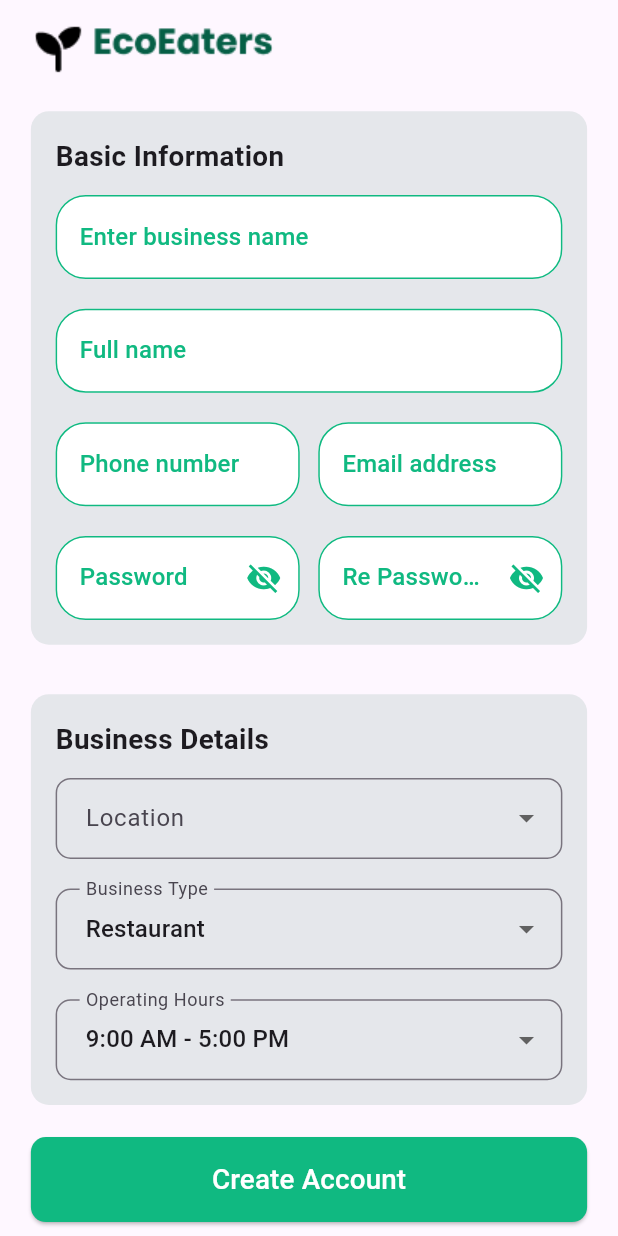
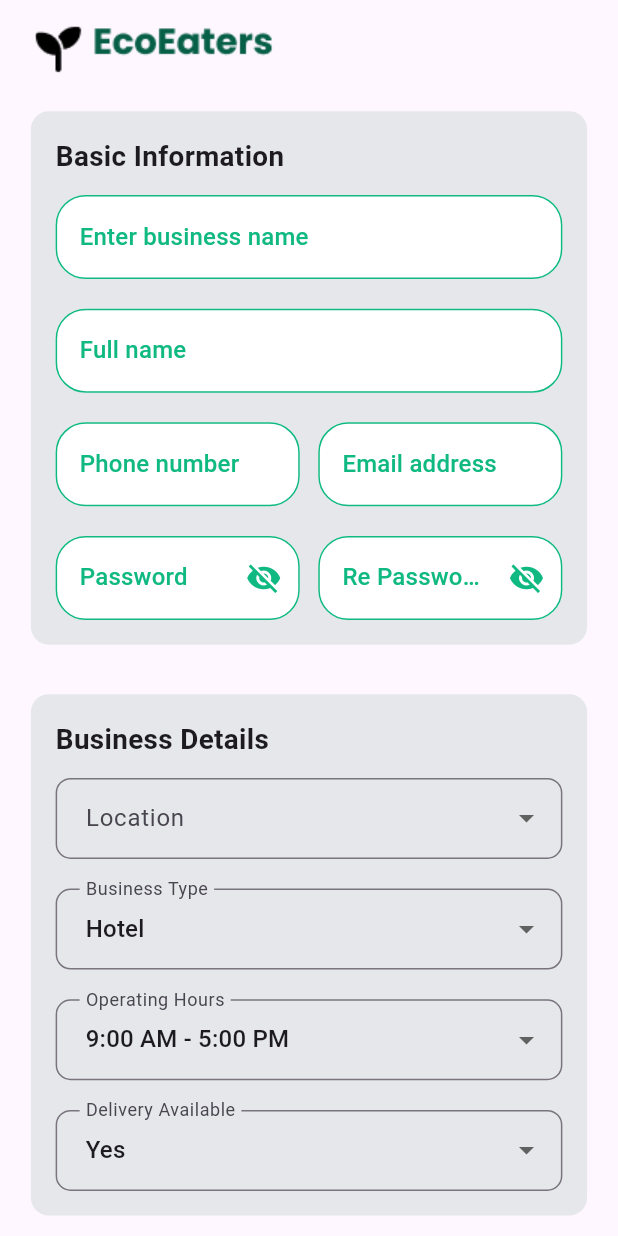
Before and after one commit to Faridaessam1/eco, a Flutter app: the SellerSignUpScreen screen opened directly, on a phone screen of 412 x 824 dp. Run offline on Flutter 3.47's test engine with Material 3 defaults, Android fonts, the light colour scheme and no system bars; our stand-ins replace animated_custom_dropdown, bot_toast, cloud_firestore, firebase_auth, firebase_core, flutter_dotenv and 5 more; missing offline and left inert: multi_payment_gateway; accounts and stored records are empty; generated files the repository leaves out were written again; network calls fail.

Commit message:
edit on categories

```diff
--- a/lib/ui/auth/seller_sign_up_screen.dart
+++ b/lib/ui/auth/seller_sign_up_screen.dart
@@ -23,20 +23,24 @@ class _SellerSignUpScreenState extends State<SellerSignUpScreen> {
   final TextEditingController passwordController = TextEditingController();
   final TextEditingController rePasswordController = TextEditingController();
 
-  String selectedBusinessType = 'Restaurant';
+  String selectedBusinessType = 'Hotel';
   String selectedOperatingHours = '9:00 AM - 5:00 PM';
+  String selectedDeliveryAvailability = 'Yes';
   String? selectedCity;
 
   final businessTypes = [
-    'Restaurant',
     'Hotel',
     'Patisserie',
-    'Fast Food',
+    'Bakeries',
   ];
   final operatingHours = [
     '9:00 AM - 5:00 PM',
     '10:00 AM - 6:00 PM',
     '12:00 PM - 8:00 PM',
+  ];
+  final deliveryOptions = [
+    'Yes',
+    'No',
   ];
   final cairoCities = [
     'Giza' ,
@@ -217,6 +221,29 @@ class _SellerSignUpScreenState extends State<SellerSignUpScreen> {
                         const EdgeInsets.symmetric(horizontal: 16, vertical: 15),
                       ),
                     ),
+                    SizedBox(height: verticalSpacing * 1.2),
+
+                    /// Delivery Availability Dropdown
+                    DropdownButtonFormField<String>(
+                      value: selectedDeliveryAvailability,
+                      items: deliveryOptions
+                          .map((option) => DropdownMenuItem(
+                        value: option,
+                        child: Text(option),
+                      ))
+                          .toList(),
+                      onChanged: (value) {
+                        setState(() => selectedDeliveryAvailability = value!);
+                      },
+                      decoration: InputDecoration(
+                        labelText: "Delivery Available",
+                        border: OutlineInputBorder(
+                          borderRadius: BorderRadius.circular(10),
+                        ),
+                        contentPadding:
+                        const EdgeInsets.symmetric(horizontal: 16, vertical: 15),
+                      ),
+                    ),
                   ],
                 ),
 
@@ -245,11 +272,12 @@ class _SellerSignUpScreenState extends State<SellerSignUpScreen> {
                               'city': selectedCity,
                               'businessType': selectedBusinessType,
                               'operatingHours': selectedOperatingHours,
+                              'deliveryAvailable': selectedDeliveryAvailability,
                               'createdAt': FieldValue.serverTimestamp(),
                             });
 
-                         SnackBarServices.showSuccessMessage("Account Created Successfully");
-                         Navigator.pushNamed(context, PagesRouteName.login);
+                            SnackBarServices.showSuccessMessage("Account Created Successfully");
+                            Navigator.pushNamed(context, PagesRouteName.login);
                           }
                         } catch (e) {
                           SnackBarServices.showErrorMessage("Failed to Create Account");
--- a/lib/ui/customer/restaurantsTab/restaurants_tab.dart
+++ b/lib/ui/customer/restaurantsTab/restaurants_tab.dart
@@ -24,7 +24,7 @@ class _RestaurantsTabState extends State<RestaurantsTab> {
     "All",
     "Bakeries",
     "Hotel",
-    "Desserts",
+    "Patisserie",
   ];
   List<RestaurantCardData> restaurantsData = [];
 
--- a/lib/ui/seller/profile/seller_profile_view.dart
+++ b/lib/ui/seller/profile/seller_profile_view.dart
@@ -72,10 +72,9 @@ class _SellerProfileViewState extends State<SellerProfileView> {
   Widget build(BuildContext context) {
     var mediaQuery = MediaQuery.of(context);
     final List<String> sellerCategoriesList = [
-      'Restaurant',
+      'Bakeries',
       'Hotel',
       'Patisserie',
-      'Fast Food',
     ];
     final List<String> operatingHoursList = [
       '9:00 AM - 5:00 PM',
```
